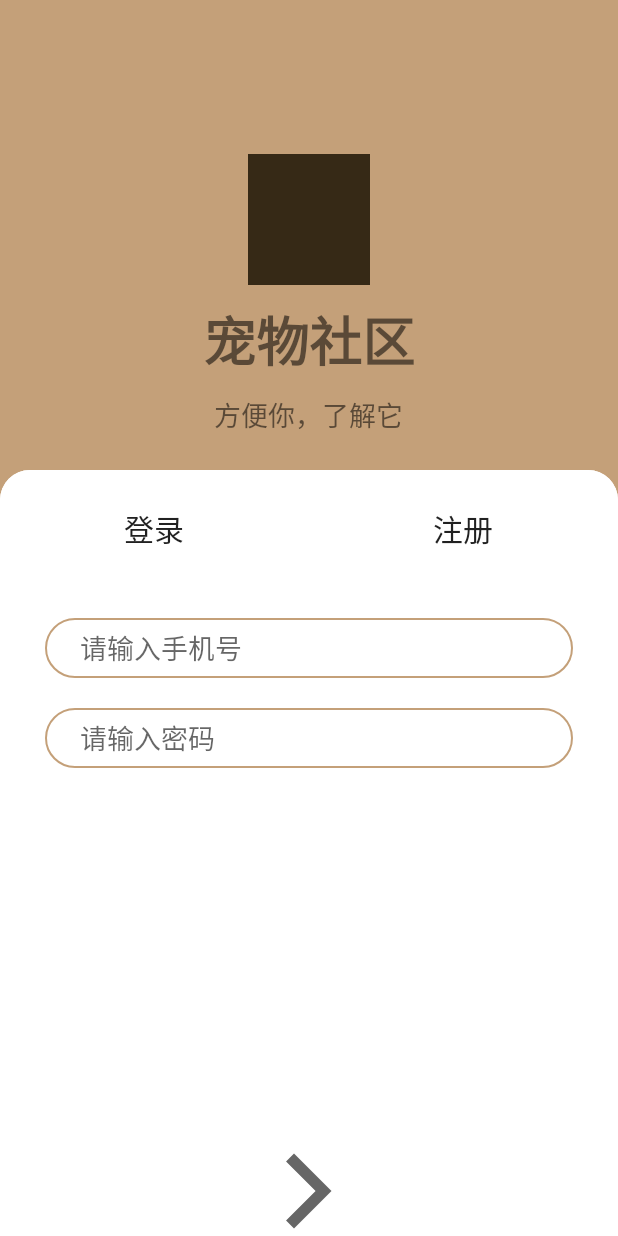
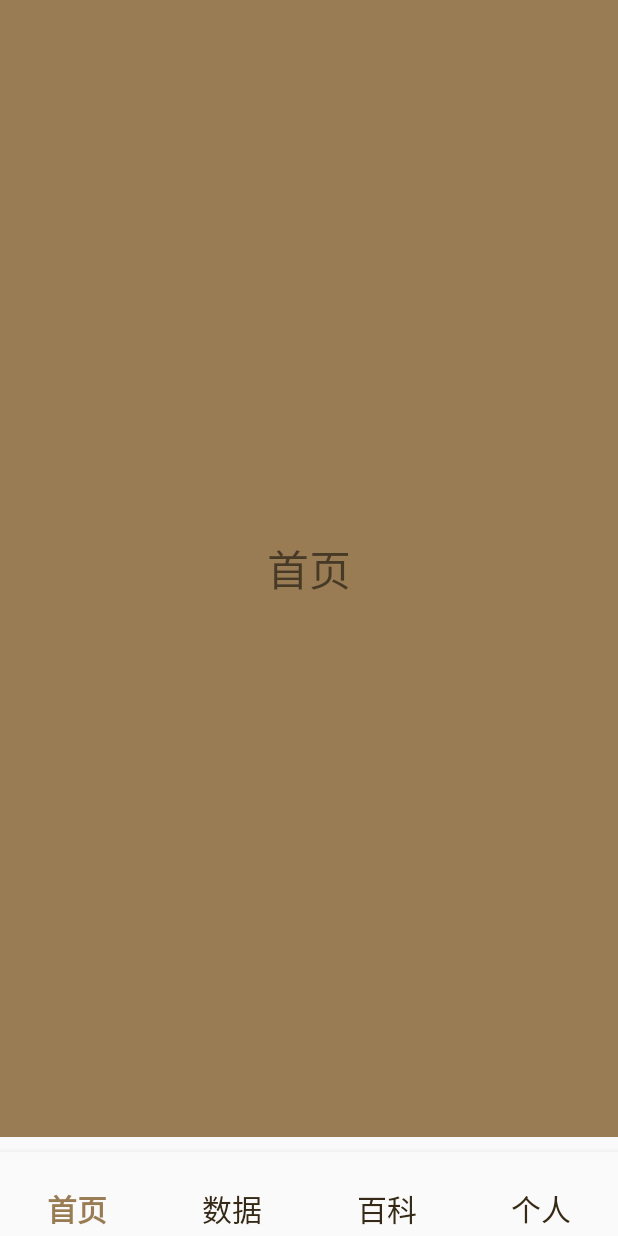
Before and after one commit to whereareyou233/Pets-Community, an Android app: the Load_Fragment screen opened directly, with no data from a screen before it, after a tap on an icon or button, on a phone screen of 412 x 824 dp. Run offline under Robolectric (Android 15) with nearby library versions, the phone set to English and light mode, and no system bars; our stand-ins replace CircleImageView.

Commit message:
增加了导航栏

```diff
--- a/app/src/main/java/com/example/pats_community/Guide_Adapter.java
+++ b/app/src/main/java/com/example/pats_community/Guide_Adapter.java
@@ -11,7 +11,7 @@ import androidx.viewpager.widget.PagerAdapter;
 import java.util.List;
 /**
  *
- * @创建者 mingyan.su
+ * @创建者 zhang
  * @创建时间 2018/9/4 15:00
  * @类描述 ${TODO}viewpager的适配器
  */
@@ -39,7 +39,7 @@ public class Guide_Adapter extends PagerAdapter {
 
     @Override
     public Object instantiateItem(ViewGroup container, int position) {
-        // container viewpaper
+
         //获取View
         View child = mGuids.get(position);
         // 添加View
--- a/app/src/main/java/com/example/pats_community/Load_Fragment.java
+++ b/app/src/main/java/com/example/pats_community/Load_Fragment.java
@@ -11,18 +11,19 @@ import androidx.annotation.Nullable;
 import androidx.fragment.app.Fragment;
 
 import de.hdodenhof.circleimageview.CircleImageView;
+import function.FunctionActivity;
 
 public class Load_Fragment extends Fragment {
     @Nullable
     @Override
     public View onCreateView(@NonNull LayoutInflater inflater, @Nullable ViewGroup container, @Nullable Bundle savedInstanceState) {
         View view = inflater.inflate(R.layout.load_fragment, container, false);
-        CircleImageView circleImageView=view.findViewById(R.id.load_function);
+        CircleImageView circleImageView = view.findViewById(R.id.load_function);
         circleImageView.setOnClickListener(new View.OnClickListener() {
             @Override
             public void onClick(View v) {
-//                Intent intent=new Intent(Rigist_Fragment.class, FunctionActivity.class);
-//                startActivity(intent);
+                Intent intent = new Intent(getActivity(), FunctionActivity.class);
+                startActivity(intent);
 
             }
         });
--- /dev/null
+++ b/app/src/main/java/function/FunctionActivity.java
@@ -0,0 +1,90 @@
+package function;
+
+import android.os.Bundle;
+import android.view.MenuItem;
+
+import androidx.annotation.NonNull;
+import androidx.appcompat.app.AppCompatActivity;
+import androidx.fragment.app.Fragment;
+import androidx.viewpager.widget.ViewPager;
+
+import com.example.pats_community.R;
+import com.google.android.material.bottomnavigation.BottomNavigationView;
+
+import java.util.ArrayList;
+import java.util.List;
+
+public class FunctionActivity extends AppCompatActivity {
+
+    private BottomNavigationView bottomNavigationView;
+    private ViewPagerAdapter viewPagerAdapter;
+    private ViewPager viewPager;
+    private MenuItem menuItem;
+
+    @Override
+    protected void onCreate(Bundle savedInstanceState) {
+        super.onCreate(savedInstanceState);
+
+        setContentView(R.layout.activity_function);
+
+        bottomNavigationView = findViewById(R.id.bottomNavigation);
+        bottomNavigationView.setOnNavigationItemSelectedListener(mOnNavigationItemSelectedListener);
+
+        viewPager = findViewById(R.id.vp);
+        viewPager.addOnPageChangeListener(new ViewPager.OnPageChangeListener() {
+            @Override
+            public void onPageScrolled(int position, float positionOffset, int positionOffsetPixels) {
+
+            }
+
+            @Override
+            public void onPageSelected(int position) {
+                if (menuItem != null) {
+                    menuItem.setChecked(false);
+                } else {
+                    bottomNavigationView.getMenu().getItem(0).setChecked(false);
+                }
+                menuItem = bottomNavigationView.getMenu().getItem(position);
+                menuItem.setChecked(true);
+            }
+
+            @Override
+            public void onPageScrollStateChanged(int state) {
+
+            }
+        });
+        viewPagerAdapter = new ViewPagerAdapter(getSupportFragmentManager());
+        viewPager.setAdapter(viewPagerAdapter);
+        List<Fragment> list = new ArrayList<>();
+        list.add(TestFragment.newInstance("首页"));
+        list.add(TestFragment.newInstance("数据"));
+        list.add(TestFragment.newInstance("百科"));
+        list.add(TestFragment.newInstance("个人"));
+        viewPagerAdapter.setList(list);
+
+
+    }
+
+    private BottomNavigationView.OnNavigationItemSelectedListener mOnNavigationItemSelectedListener = new BottomNavigationView.OnNavigationItemSelectedListener() {
+
+        @Override
+        public boolean onNavigationItemSelected(@NonNull MenuItem item) {
+            menuItem = item;
+            switch (item.getItemId()) {
+                case R.id.navigation_shouye:
+                    viewPager.setCurrentItem(0);
+                    return true;
+                case R.id.navigation_shuju:
+                    viewPager.setCurrentItem(1);
+                    return true;
+                case R.id.navigation_baike:
+                    viewPager.setCurrentItem(2);
+                    return true;
+                case R.id.navigation_geren:
+                    viewPager.setCurrentItem(3);
+                    return true;
+            }
+            return false;
+        }
+    };
+}
--- /dev/null
+++ b/app/src/main/java/function/TestFragment.java
@@ -0,0 +1,46 @@
+package function;
+
+import android.os.Bundle;
+import android.view.LayoutInflater;
+import android.view.View;
+import android.view.ViewGroup;
+import android.widget.TextView;
+
+import androidx.annotation.Nullable;
+import androidx.fragment.app.Fragment;
+
+import com.example.pats_community.R;
+
+public class TestFragment extends Fragment {
+
+    private TextView tv;
+
+    public static TestFragment newInstance(String name) {
+
+        Bundle args = new Bundle();
+        args.putString("name", name);
+        TestFragment fragment = new TestFragment();
+        fragment.setArguments(args);
+        return fragment;
+    }
+
+    @Nullable
+    @Override
+    public View onCreateView(LayoutInflater inflater, @Nullable ViewGroup container, Bundle savedInstanceState) {
+        View view = inflater.inflate(R.layout.fragment_test, container, false);
+        return view;
+    }
+
+    @Override
+    public void onViewCreated(View view, @Nullable Bundle savedInstanceState) {
+        super.onViewCreated(view, savedInstanceState);
+        tv = (TextView) view.findViewById(R.id.fragment_test_tv);
+
+        Bundle bundle = getArguments();
+        if (bundle != null) {
+            String name = bundle.get("name").toString();
+            tv.setText(name);
+        }
+
+    }
+}
--- /dev/null
+++ b/app/src/main/java/function/ViewPagerAdapter.java
@@ -0,0 +1,32 @@
+package function;
+
+
+import androidx.fragment.app.Fragment;
+import androidx.fragment.app.FragmentManager;
+import androidx.fragment.app.FragmentPagerAdapter;
+
+import java.util.List;
+
+public class ViewPagerAdapter extends FragmentPagerAdapter {
+
+    private List<Fragment> list;
+
+    public void setList(List<Fragment> list) {
+        this.list = list;
+        notifyDataSetChanged();
+    }
+
+    public ViewPagerAdapter(FragmentManager fm) {
+        super(fm);
+    }
+
+    @Override
+    public Fragment getItem(int position) {
+        return list.get(position);
+    }
+
+    @Override
+    public int getCount() {
+        return list != null ? list.size() : 0;
+    }
+}
--- /dev/null
+++ b/app/src/main/res/drawable/bottom_navigation_selector.xml
@@ -0,0 +1,5 @@
+<?xml version="1.0" encoding="utf-8"?>
+<selector xmlns:android="http://schemas.android.com/apk/res/android">
+    <item android:color="@color/tab_checked" android:state_checked="true" />
+    <item android:color="@color/tab_unchecked" android:state_checked="false" />
+</selector>
--- /dev/null
+++ b/app/src/main/res/layout/activity_function.xml
@@ -0,0 +1,37 @@
+<?xml version="1.0" encoding="utf-8"?>
+<LinearLayout
+    xmlns:android="http://schemas.android.com/apk/res/android"
+    xmlns:tools="http://schemas.android.com/tools"
+    android:layout_width="match_parent"
+    android:layout_height="match_parent"
+    android:orientation="vertical"
+    xmlns:app="http://schemas.android.com/apk/res-auto"
+    android:fitsSystemWindows="true"
+    >
+
+    <androidx.viewpager.widget.ViewPager
+        android:id="@+id/vp"
+        android:layout_width="match_parent"
+        android:layout_height="wrap_content"
+        android:layout_weight="1"
+        android:layout_marginBottom="10dp"
+        android:background="@color/tab_checked"/>
+
+
+    <com.google.android.material.bottomnavigation.BottomNavigationView
+        android:id="@+id/bottomNavigation"
+        android:layout_width="match_parent"
+        android:layout_height="wrap_content"
+        android:layout_alignParentBottom="true"
+        android:background="?android:attr/windowBackground"
+        app:itemBackground="@null"
+        app:itemIconTint="@drawable/bottom_navigation_selector"
+        app:itemTextColor="@drawable/bottom_navigation_selector"
+        app:itemTextAppearanceActive="@style/bottom_tab_title_active"
+        app:itemTextAppearanceInactive="@style/bottom_tab_title_inactive"
+        app:labelVisibilityMode="labeled"
+        app:menu="@menu/bottom_nav_menu" />
+
+
+
+</LinearLayout>
--- /dev/null
+++ b/app/src/main/res/layout/fragment_test.xml
@@ -0,0 +1,14 @@
+<?xml version="1.0" encoding="utf-8"?>
+<LinearLayout xmlns:android="http://schemas.android.com/apk/res/android"
+    android:layout_width="match_parent"
+    android:layout_height="match_parent"
+    android:orientation="vertical">
+
+    <TextView
+        android:id="@+id/fragment_test_tv"
+        android:layout_width="match_parent"
+        android:layout_height="match_parent"
+        android:textSize="28sp"
+        android:gravity="center" />
+
+</LinearLayout>
--- a/app/src/main/res/layout/load_fragment.xml
+++ b/app/src/main/res/layout/load_fragment.xml
@@ -34,7 +34,6 @@
 
 
         <de.hdodenhof.circleimageview.CircleImageView
-
             android:id="@+id/load_function"
             android:layout_width="60sp"
             android:layout_height="60sp"
--- a/app/src/main/res/layout/rigist_fragment.xml
+++ b/app/src/main/res/layout/rigist_fragment.xml
@@ -57,8 +57,6 @@
         android:hint="     再次确认密码"
         android:inputType="textPassword" />
 
-    <?xml version="1.0" encoding="utf-8"?>
-
     <LinearLayout
         android:layout_width="match_parent"
         android:layout_height="match_parent"
--- /dev/null
+++ b/app/src/main/res/menu/bottom_nav_menu.xml
@@ -0,0 +1,15 @@
+<?xml version="1.0" encoding="utf-8"?>
+<menu xmlns:android="http://schemas.android.com/apk/res/android">
+    <item
+        android:id="@+id/navigation_shouye"
+        android:title="首页" />
+    <item
+        android:id="@+id/navigation_shuju"
+        android:title="数据" />
+    <item
+        android:id="@+id/navigation_baike"
+        android:title="百科" />
+    <item
+        android:id="@+id/navigation_geren"
+        android:title="个人" />
+</menu>
--- a/app/src/main/res/values/colors.xml
+++ b/app/src/main/res/values/colors.xml
@@ -57,7 +57,7 @@
     <color name="violet">#ee82ee</color><!--紫罗兰色 -->
     <color name="darksalmon">#e9967a</color><!--暗肉色 -->
     <color name="lavender">#e6e6fa</color><!--淡紫色 -->
-    <color name="lightcyan">#e0ffff</color><!--亮青色 -->
+
     <color name="burlywood">#deb887</color><!--实木色 -->
     <color name="plum">#dda0dd</color><!--洋李色 -->
     <color name="gainsboro">#dcdcdc</color><!--淡灰色 -->
@@ -152,4 +152,6 @@
     <color name="colorAccent">#FF4081</color>
     <color name="gray">#505050</color><!--灰色 -->
     <color name="yel">#C4A079</color>
+    <color name="tab_checked">#997C54</color>
+    <color name="tab_unchecked">#362916</color>
 </resources>
--- a/app/src/main/res/values/strings.xml
+++ b/app/src/main/res/values/strings.xml
@@ -1,3 +1,4 @@
+<?xml version="1.0" encoding="utf-8"?>
 <resources>
     <string name="app_name">Pats_community</string>
 
--- a/app/src/main/res/values/styles.xml
+++ b/app/src/main/res/values/styles.xml
@@ -1,5 +1,5 @@
+<?xml version="1.0" encoding="utf-8"?>
 <resources>
-
     <style name="AppTheme" parent="Theme.MaterialComponents.DayNight.DarkActionBar">
         <!-- Customize your theme here. -->
         <item name="colorPrimary">@color/colorPrimary</item>
@@ -8,5 +8,16 @@
 
 
     </style>
+    <style name="bottom_tab_title_active">
+        <item name="android:textSize">20sp</item>
+        <item name="android:layout_marginBottom">50dp</item>
+        <item name="android:color">@color/tab_checked</item>
+    </style>
+    <!--没有选中的样式，导航默认的字体大小就是12sp-->
+    <style name="bottom_tab_title_inactive">
+        <item name="android:textSize">20sp</item>
+        <item name="android:layout_marginBottom">50dp</item>
+        <item name="android:color">@color/tab_unchecked</item>
+    </style>
 
 </resources>
--- a/app/src/main/res/values/themes.xml
+++ b/app/src/main/res/values/themes.xml
@@ -1,3 +1,4 @@
+<?xml version="1.0" encoding="utf-8"?>
 <resources xmlns:tools="http://schemas.android.com/tools">
     <!-- Base application theme. -->
     <style name="Theme.Pats_community" parent="Theme.MaterialComponents.Light.NoActionBar.Bridge">
```
Also changed, not shown: app/src/main/AndroidManifest.xml (+11 -1 lines).
